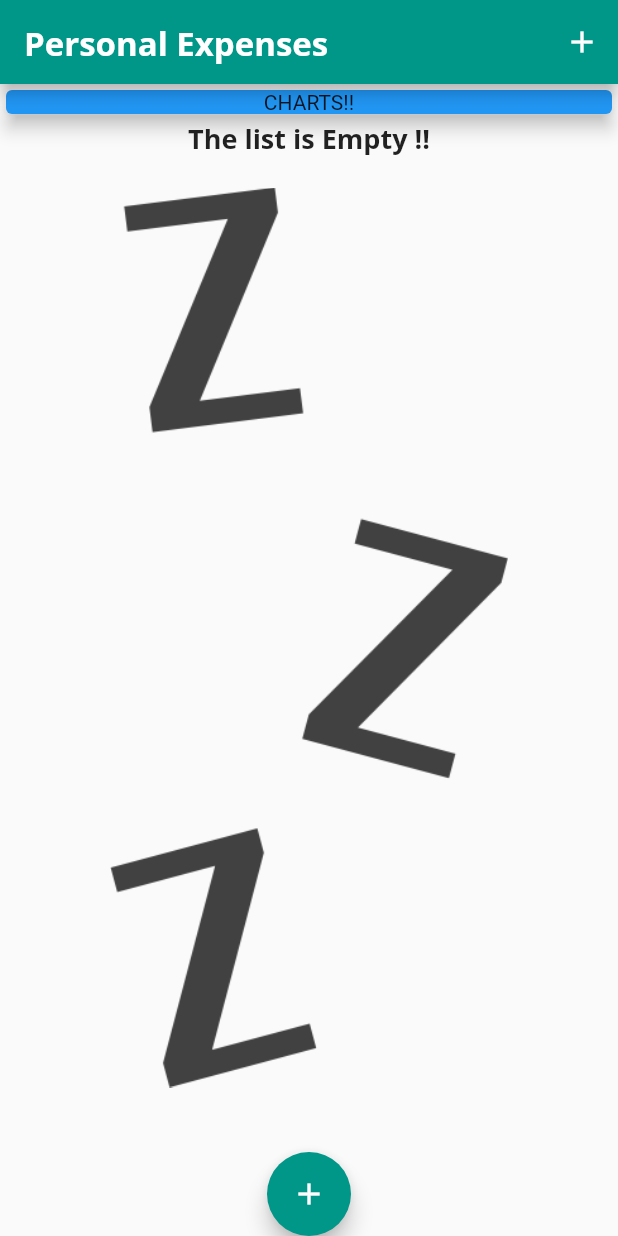
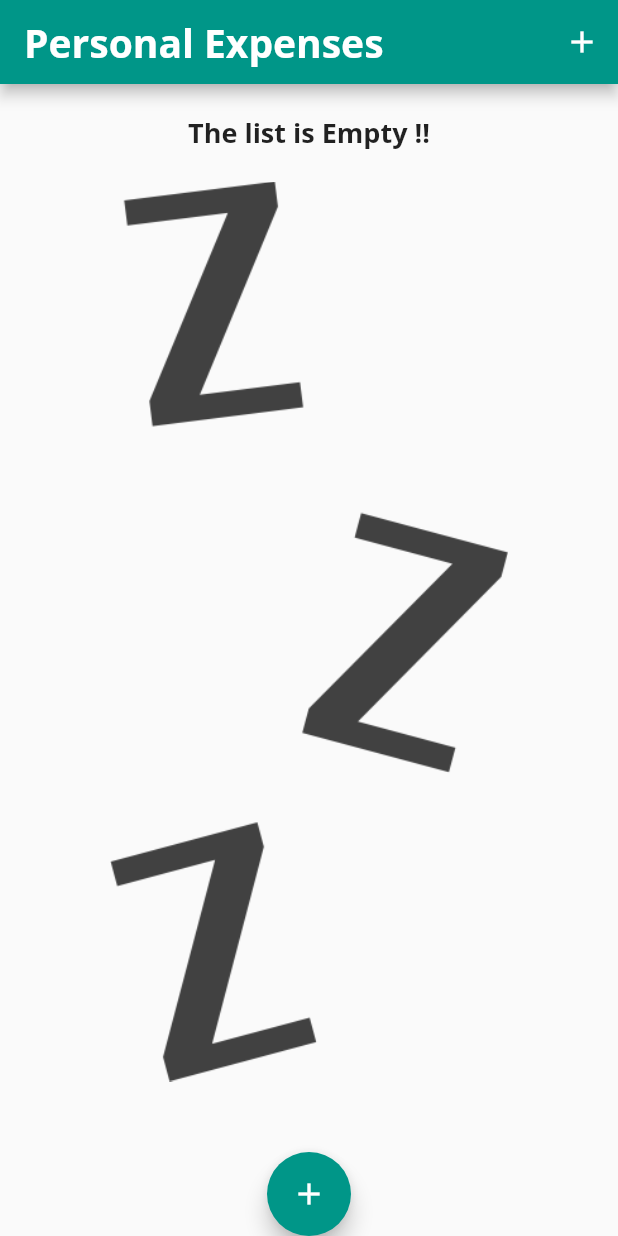
Before and after one commit to MohamedAboElM3aTy/expense_app_learning, a Flutter app: the screen it shows after launch, on a phone screen of 412 x 824 dp. Run offline on Flutter 3.47's test engine with Material 2 defaults, Android fonts, the phone set to English and light mode, and no system bars; missing offline and left inert: dart:ffi.

Commit message:
Start working on chart widget

```diff
--- a/lib/main.dart
+++ b/lib/main.dart
@@ -1,7 +1,10 @@
+import 'dart:ffi';
+
 import 'package:flutter/material.dart';
 
 import './widgets/transaction_list.dart';
 import './widgets/new_transaction.dart';
+import './widgets/charts.dart';
 import './models/transaction.dart';
 
 void main() => runApp(
@@ -30,7 +33,7 @@ class MyApp extends StatelessWidget {
             ),
         appBarTheme: AppBarTheme(
           titleTextStyle: TextStyle(
-            fontSize: 22,
+            fontSize: 26,
             fontFamily: 'OpenSans',
             fontWeight: FontWeight.bold,
           ),
@@ -61,6 +64,16 @@ class _MyHomePageState extends State<MyHomePage> {
     //   date: DateTime.now(),
     // ),
   ];
+
+  List<Transaction> get _recentTransactions {
+    return _userTransactions.where((tx) {
+      return tx.date.isAfter(
+        DateTime.now().subtract(
+          Duration(days: 7),
+        ),
+      );
+    }).toList();
+  }
 
   void _addNewTransaction(String txTitle, double txAmount) {
     final newTx = Transaction(
@@ -107,17 +120,7 @@ class _MyHomePageState extends State<MyHomePage> {
           mainAxisAlignment: MainAxisAlignment.start,
           crossAxisAlignment: CrossAxisAlignment.stretch,
           children: [
-            Container(
-              width: double.infinity,
-              child: Card(
-                elevation: 5,
-                color: Colors.blue,
-                child: Text(
-                  'CHARTS!!',
-                  textAlign: TextAlign.center,
-                ),
-              ),
-            ),
+            Chart(_recentTransactions),
             TransactionList(_userTransactions),
           ],
         ),
--- /dev/null
+++ b/lib/widgets/charts.dart
@@ -0,0 +1,48 @@
+import 'package:flutter/material.dart';
+import 'package:intl/intl.dart';
+
+import '../models/transaction.dart';
+
+class Chart extends StatelessWidget {
+  final List<Transaction> recentTransactions;
+  Chart(this.recentTransactions);
+
+  List<Map<String, Object>> get groupedTransactions {
+    return List.generate(7, (index) {
+      final weekDay = DateTime.now().subtract(
+        Duration(days: index),
+      );
+
+      var totalSum = 0.0;
+      for (var i = 0; i < recentTransactions.length; i++) {
+        if (recentTransactions[i].date.day == weekDay.day &&
+            recentTransactions[i].date.month == weekDay.month &&
+            recentTransactions[i].date.year == weekDay.year) {
+          totalSum += recentTransactions[i].amount;
+        }
+      }
+
+      print(
+        DateFormat.E().format(weekDay),
+      );
+      print(totalSum);
+
+      return {
+        'Day': DateFormat.E().format(weekDay),
+        'Amount': totalSum,
+      };
+    });
+  }
+
+  @override
+  Widget build(BuildContext context) {
+    print(groupedTransactions);
+    return Card(
+      elevation: 6,
+      margin: EdgeInsets.all(10),
+      child: Row(
+        children: [],
+      ),
+    );
+  }
+}
```
